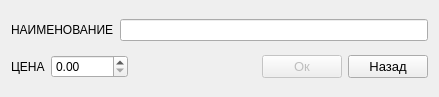
Qt form code/form_for_add_service.ui (Alex-Sidorov/SEFOLL) before a commit.
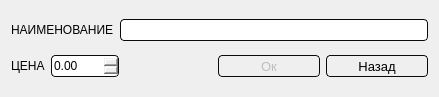
The same form after that commit.

Diff of the .ui file:
```diff
--- a/code/form_for_add_service.ui
+++ b/code/form_for_add_service.ui
@@ -24,7 +24,19 @@
       </widget>
      </item>
      <item>
-      <widget class="QLineEdit" name="name_service"/>
+      <widget class="QLineEdit" name="name_service">
+       <property name="styleSheet">
+        <string notr="true">
+border-radius : 4px;
+border: 1px solid;
+border-color: rgb(11, 11, 11);
+height:20;
+width:140;
+background-color: qlineargradient(x1: 0, y1: 0, x2: 0, y2: 1,
+                                      stop: 0 #dadbde, stop: 1 #f6f7fa);
+</string>
+       </property>
+      </widget>
      </item>
     </layout>
    </item>
@@ -39,6 +51,16 @@
      </item>
      <item>
       <widget class="QDoubleSpinBox" name="cost_service">
+       <property name="styleSheet">
+        <string notr="true">
+border-radius : 4px;
+border: 1px solid;
+border-color: rgb(11, 11, 11);
+height:20;
+width:50;
+background-color: qlineargradient(x1: 0, y1: 0, x2: 0, y2: 1,
+                                      stop: 0 #dadbde, stop: 1 #f6f7fa);</string>
+       </property>
        <property name="maximum">
         <double>99999.000000000000000</double>
        </property>
@@ -67,6 +89,22 @@
          <pointsize>10</pointsize>
         </font>
        </property>
+       <property name="styleSheet">
+        <string notr="true">QPushButton
+{ 
+border-radius : 4px;
+border: 1px solid;
+border-color: rgb(11, 11, 11);
+height:20;
+width:100;
+background-color: qlineargradient(x1: 0, y1: 0, x2: 0, y2: 1,
+                                      stop: 0 #dadbde, stop: 1 #f6f7fa);
+}
+QPushButton::pressed {
+    background-color:qlineargradient(x1: 0, y1: 0, x2: 0, y2: 1,
+                                      stop: 0 rgb(251, 252, 255), stop: 1 #f6f7fa);
+}</string>
+       </property>
        <property name="text">
         <string>Ок</string>
        </property>
@@ -79,6 +117,22 @@
          <pointsize>10</pointsize>
         </font>
        </property>
+       <property name="styleSheet">
+        <string notr="true">QPushButton
+{ 
+border-radius : 4px;
+border: 1px solid;
+border-color: rgb(11, 11, 11);
+height:20;
+width:100;
+background-color: qlineargradient(x1: 0, y1: 0, x2: 0, y2: 1,
+                                      stop: 0 #dadbde, stop: 1 #f6f7fa);
+}
+QPushButton::pressed {
+    background-color:qlineargradient(x1: 0, y1: 0, x2: 0, y2: 1,
+                                      stop: 0 rgb(251, 252, 255), stop: 1 #f6f7fa);
+}</string>
+       </property>
        <property name="text">
         <string>Назад</string>
        </property>
```
